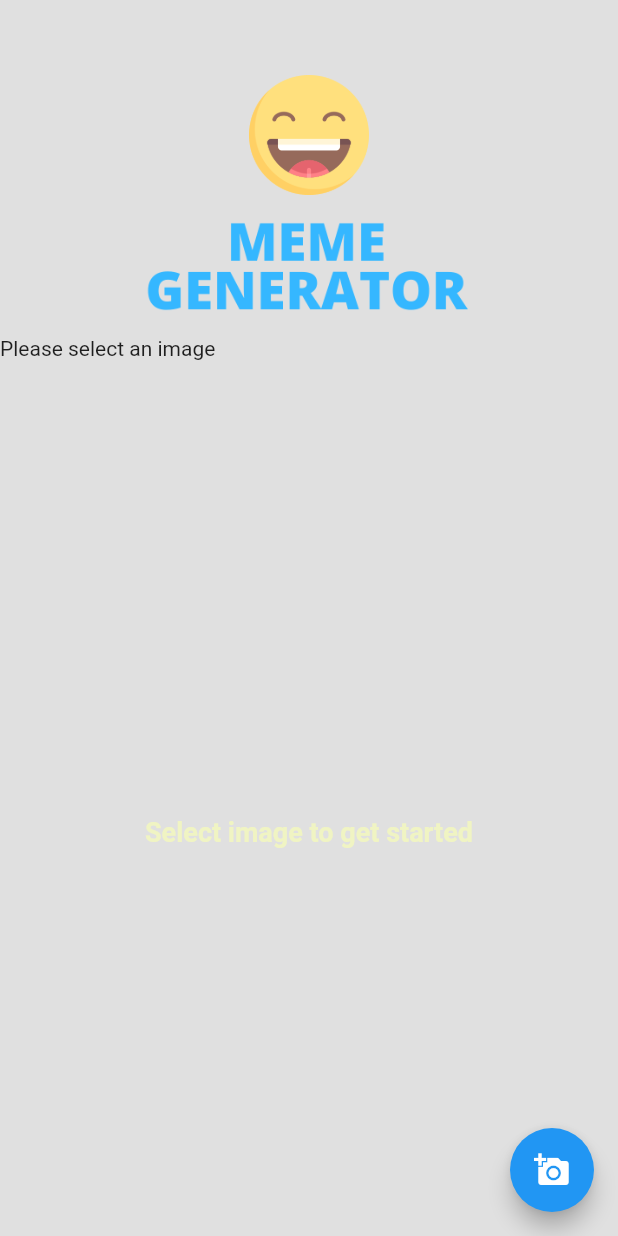
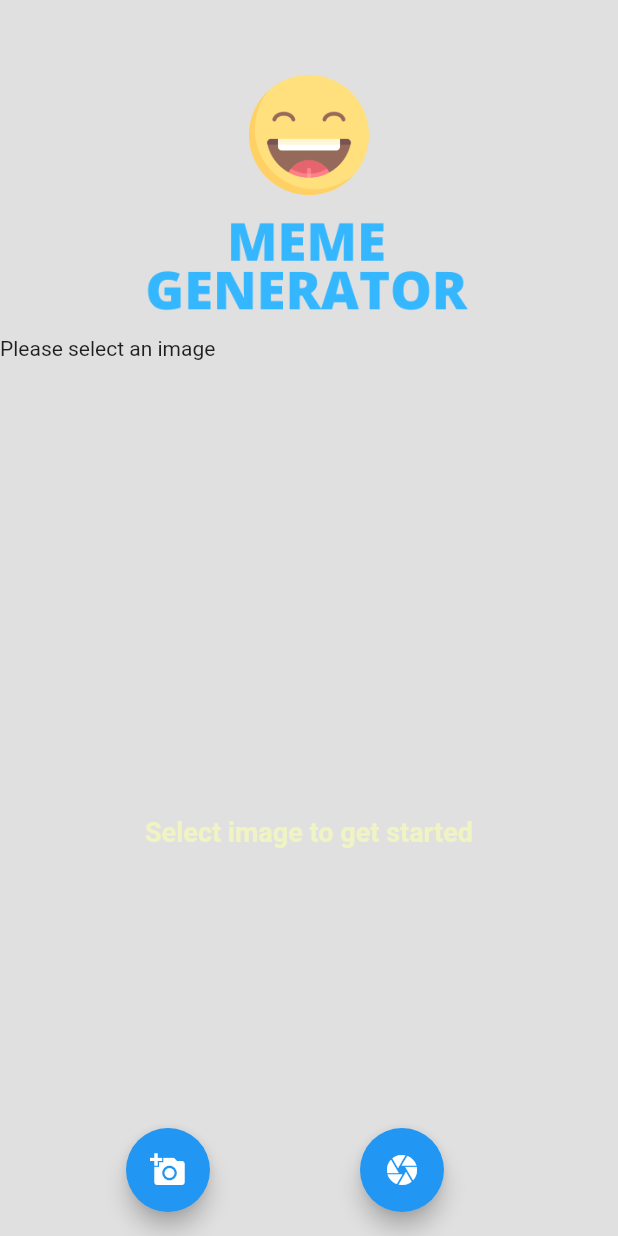
Before and after one commit to hiralrnagda/Meme-Generator, a Flutter app: the screen it shows after launch, after a tap on the "add a photo" icon, on a phone screen of 412 x 824 dp. Run offline on Flutter 3.47's test engine with Material 2 defaults, Android fonts, the phone set to English and light mode, and no system bars; our stand-ins replace google_fonts, image_gallery_saver, image_picker, permission_handler.

Commit message:
camera functionalty added

```diff
--- a/lib/main.dart
+++ b/lib/main.dart
@@ -12,6 +12,7 @@ import 'package:permission_handler/permission_handler.dart';
 import 'package:google_fonts/google_fonts.dart';
 
 void main() {
+  WidgetsFlutterBinding.ensureInitialized();
   runApp(MyApp());
 }
 
@@ -43,6 +44,23 @@ class _HomePageState extends State<HomePage> {
     var image;
     try {
       image = await ImagePicker.pickImage(source: ImageSource.gallery);
+    } catch (platformException) {
+      print("not allowing " + platformException);
+    }
+    setState(() {
+      if (image != null) {
+        imageSelected = true;
+      } else {}
+      _image = image;
+    });
+    new Directory('storage/emulated/0/' + 'MemeGenerator')
+        .create(recursive: true);
+  }
+
+  Future getImage1() async {
+    var image;
+    try {
+      image = await ImagePicker.pickImage(source: ImageSource.camera);
     } catch (platformException) {
       print("not allowing " + platformException);
     }
@@ -189,11 +207,22 @@ class _HomePageState extends State<HomePage> {
           ),
         ),
       ),
-      floatingActionButton: FloatingActionButton(
-        child: Icon(Icons.add_a_photo),
-        onPressed: () {
-          getImage();
-        },
+      floatingActionButton: imageSelected ? null : Row(
+        mainAxisAlignment: MainAxisAlignment.spaceEvenly,
+        children: [
+          FloatingActionButton(
+            child: Icon(Icons.add_a_photo),
+            onPressed: () {
+              getImage();
+            },
+          ),
+          FloatingActionButton(
+            child: Icon(Icons.camera),
+            onPressed: () {
+              getImage1();
+            },
+          ),
+        ],
       ),
     );
   }
```
